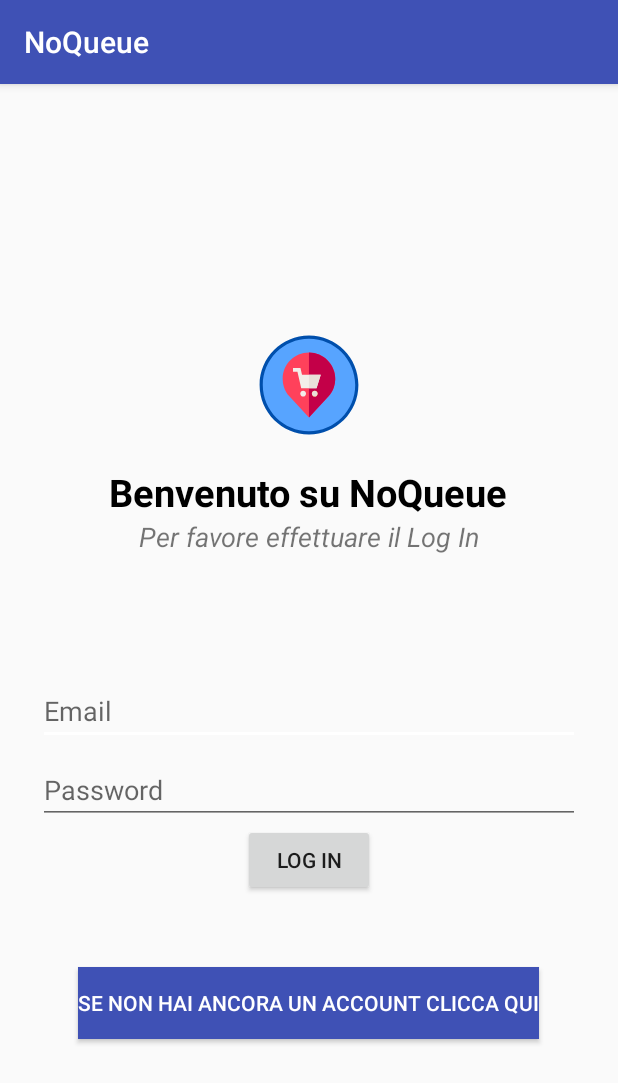
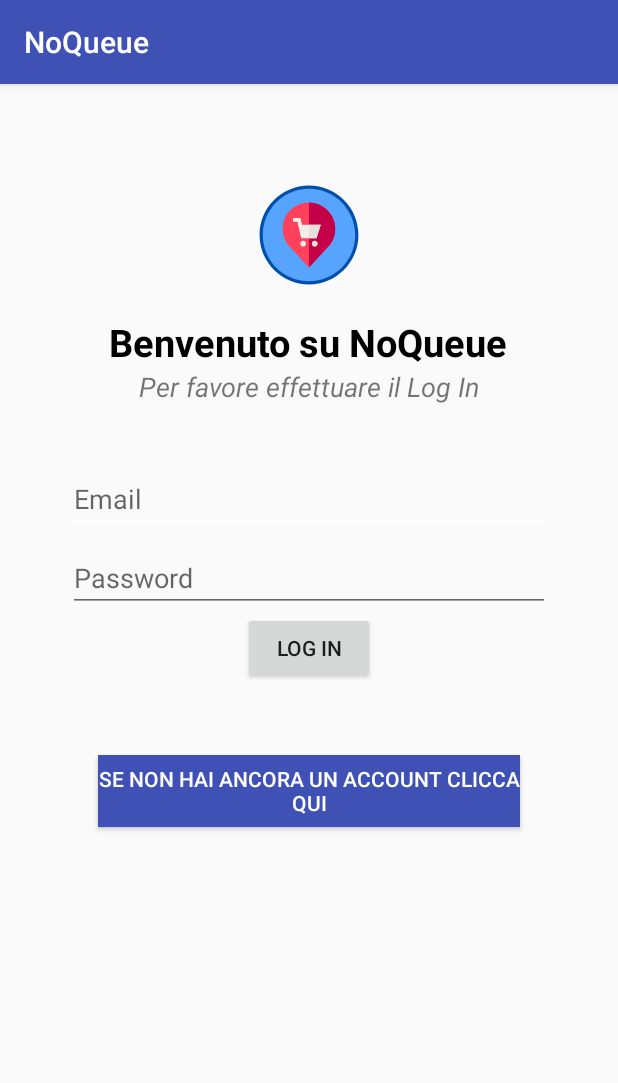
Before and after one commit to LucianoFrick/Test, an Android app: the screen it shows after launch (MainActivity), on a phone screen of 412 x 824 dp. Shown: the top 1083 px of the screen. Run offline under Robolectric (Android 15) with nearby library versions, the phone set to English and light mode, and no system bars; our stand-ins replace Firebase (no records; nobody signed in at launch, a user with empty details on screens opened directly).

Commit message:
Migliorando estetica generale

```diff
--- a/app/src/main/res/layout/activity_main.xml
+++ b/app/src/main/res/layout/activity_main.xml
@@ -10,15 +10,16 @@
     <LinearLayout
         android:layout_width="match_parent"
         android:layout_height="match_parent"
-        android:gravity="center"
-        android:orientation="vertical">
+        android:gravity="center_horizontal"
+        android:orientation="vertical"
+        android:padding="20dp">
 
         <ImageView
             android:id="@+id/imageView"
             android:layout_width="wrap_content"
             android:layout_height="wrap_content"
             android:layout_gravity="center"
-        android:layout_marginTop="16dp"
+            android:layout_marginTop="1dp"
             android:background="@drawable/ic_launcher_background"
             app:layout_constraintEnd_toEndOf="parent"
             app:layout_constraintStart_toStartOf="parent"
@@ -54,7 +55,7 @@
         android:id="@+id/emailLogin"
         android:layout_width="match_parent"
         android:layout_height="wrap_content"
-        android:layout_marginTop="81dp"
+        android:layout_marginTop="40dp"
         android:ems="10"
         android:hint="Email"
         android:inputType="textEmailAddress"
```
Lines whose indentation alone changed are shown as unchanged.
